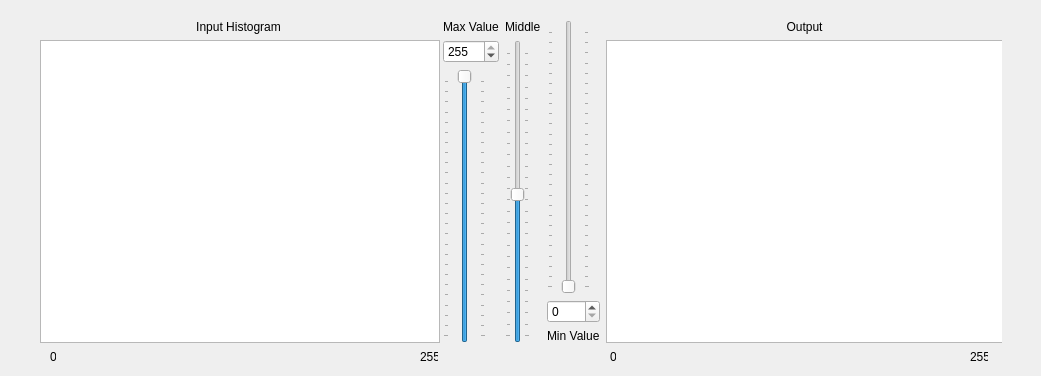
First picture: the form in window_histmatching.ui, repository jasonjin34/hiwi-imageprocessing, before the edit.
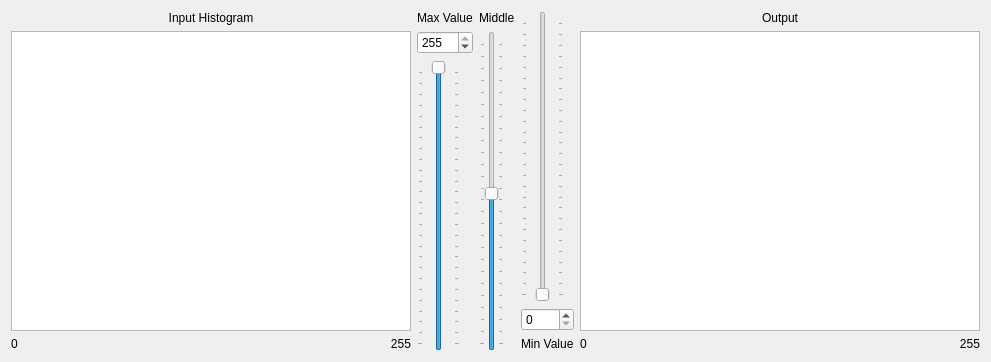
Second picture: the form after the edit.

```diff
--- a/window_histmatching.ui
+++ b/window_histmatching.ui
@@ -6,74 +6,18 @@
    <rect>
     <x>0</x>
     <y>0</y>
-    <width>1041</width>
-    <height>376</height>
+    <width>998</width>
+    <height>422</height>
    </rect>
   </property>
   <property name="windowTitle">
    <string>Levels Adjustment</string>
   </property>
-  <widget class="QLabel" name="label_5">
-   <property name="geometry">
-    <rect>
-     <x>50</x>
-     <y>350</y>
-     <width>6</width>
-     <height>13</height>
-    </rect>
+  <layout class="QHBoxLayout" name="horizontalLayout_3">
+   <property name="sizeConstraint">
+    <enum>QLayout::SetFixedSize</enum>
    </property>
-   <property name="text">
-    <string>0</string>
-   </property>
-  </widget>
-  <widget class="QLabel" name="label_7">
-   <property name="geometry">
-    <rect>
-     <x>420</x>
-     <y>350</y>
-     <width>18</width>
-     <height>13</height>
-    </rect>
-   </property>
-   <property name="text">
-    <string>255</string>
-   </property>
-  </widget>
-  <widget class="QLabel" name="label_8">
-   <property name="geometry">
-    <rect>
-     <x>970</x>
-     <y>350</y>
-     <width>18</width>
-     <height>13</height>
-    </rect>
-   </property>
-   <property name="text">
-    <string>255</string>
-   </property>
-  </widget>
-  <widget class="QLabel" name="label_9">
-   <property name="geometry">
-    <rect>
-     <x>610</x>
-     <y>350</y>
-     <width>6</width>
-     <height>13</height>
-    </rect>
-   </property>
-   <property name="text">
-    <string>0</string>
-   </property>
-  </widget>
-  <widget class="QWidget" name="layoutWidget">
-   <property name="geometry">
-    <rect>
-     <x>40</x>
-     <y>20</y>
-     <width>962</width>
-     <height>323</height>
-    </rect>
-   </property>
+   <item>
    <layout class="QGridLayout" name="gridLayout_2">
     <item row="0" column="0">
      <layout class="QVBoxLayout" name="verticalLayout">
@@ -100,6 +44,30 @@
         </property>
        </widget>
       </item>
+       <item>
+        <layout class="QHBoxLayout" name="horizontalLayout">
+         <item>
+          <widget class="QLabel" name="label_5">
+           <property name="text">
+            <string>0</string>
+           </property>
+          </widget>
+         </item>
+         <item>
+          <widget class="QLabel" name="label_7">
+           <property name="layoutDirection">
+            <enum>Qt::LeftToRight</enum>
+           </property>
+           <property name="text">
+            <string>255</string>
+           </property>
+           <property name="alignment">
+            <set>Qt::AlignRight|Qt::AlignTrailing|Qt::AlignVCenter</set>
+           </property>
+          </widget>
+         </item>
+        </layout>
+       </item>
      </layout>
     </item>
     <item row="0" column="1">
@@ -255,10 +223,32 @@
         </property>
        </widget>
       </item>
+       <item row="2" column="0">
+        <layout class="QHBoxLayout" name="horizontalLayout_2">
+         <item>
+          <widget class="QLabel" name="label_9">
+           <property name="text">
+            <string>0</string>
+           </property>
+          </widget>
+         </item>
+         <item>
+          <widget class="QLabel" name="label_8">
+           <property name="text">
+            <string>255</string>
+           </property>
+           <property name="alignment">
+            <set>Qt::AlignRight|Qt::AlignTrailing|Qt::AlignVCenter</set>
+           </property>
+          </widget>
+         </item>
      </layout>
     </item>
    </layout>
-  </widget>
+     </item>
+    </layout>
+   </item>
+  </layout>
  </widget>
  <resources/>
  <connections/>
```
Lines whose indentation alone changed are shown as unchanged.
